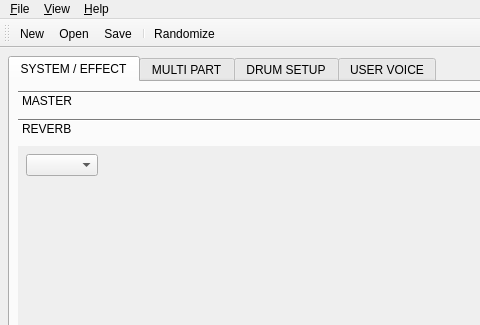
First picture: the form in src/qxgeditMainForm.ui, repository rncbc/qxgedit, before the edit; both pictures show x 0 to 480 and y 0 to 325 of the 640 by 720 pixel window.
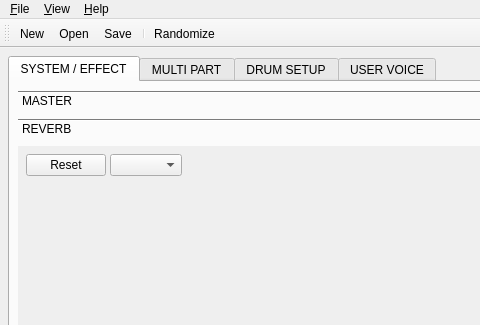
Second picture: the form after the edit. The open tabs and pages were chosen to show the change. Icons and pictures are not drawn. Custom widgets are drawn as their Qt base class.

Commit message: - New reset button for reverb, chorus and variation parameters.

What changed in the file:
```diff
--- a/src/qxgeditMainForm.ui
+++ b/src/qxgeditMainForm.ui
@@ -121,10 +121,20 @@
             <string>REVERB</string>
            </attribute>
            <layout class="QGridLayout" >
-            <item row="0" column="0" colspan="3" >
+            <item row="0" column="0" >
+             <widget class="QPushButton" name="ReverbResetButton" >
+              <property name="text" >
+               <string>Reset</string>
+              </property>
+              <property name="toolTip">
+               <string>Reset Reverb</string>
+              </property>
+             </widget>
+            </item>
+            <item row="0" column="1" colspan="3" >
              <widget class="qxgeditCombo" name="ReverbTypeCombo" />
             </item>
-            <item row="0" column="3" colspan="7" >
+            <item row="0" column="4" colspan="6" >
              <spacer>
               <property name="orientation" >
                <enum>Qt::Horizontal</enum>
```
Left out of the diff: 28 changed lines with no effect on the pictures. The commit also changes 7 other files.
